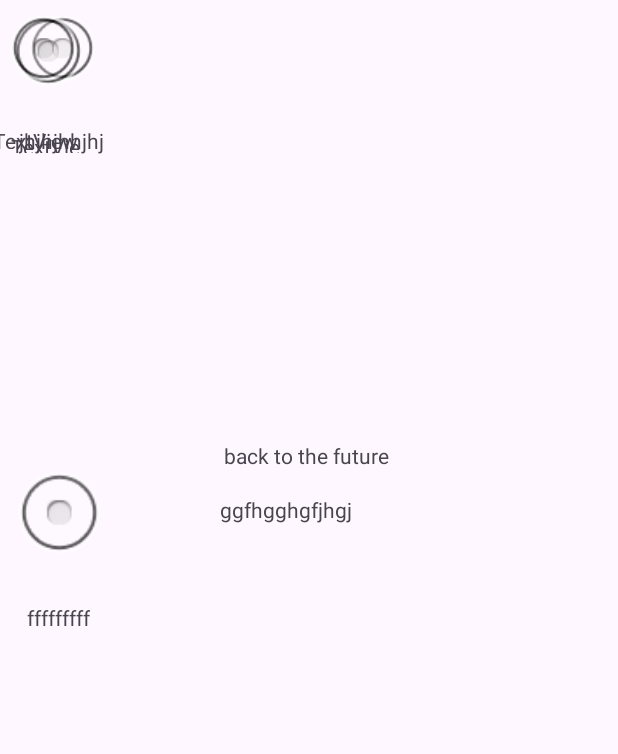
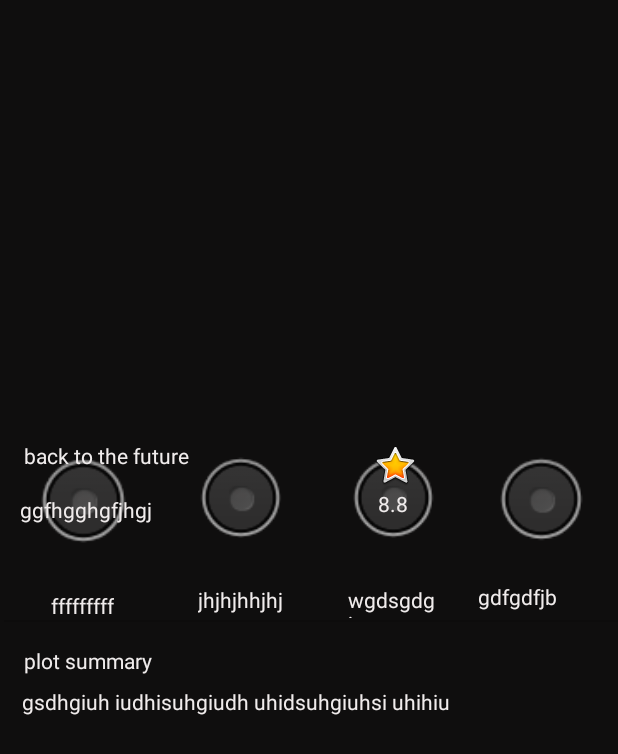
Before and after one commit to omerhagag2511/project03, an Android app: the screen it shows after launch (MainActivity), on a phone screen of 412 x 824 dp. Shown: the top 754 px of the screen. Run offline under Robolectric (Android 15) with nearby library versions, the phone set to English and light mode, and no system bars.

Commit message:
3rd commit

```diff
--- a/app/src/main/res/layout/activity_main.xml
+++ b/app/src/main/res/layout/activity_main.xml
@@ -5,34 +5,18 @@
     android:id="@+id/main"
     android:layout_width="match_parent"
     android:layout_height="match_parent"
+    android:background="#E9E2E2"
     tools:context=".MainActivity">
 
     <androidx.constraintlayout.widget.ConstraintLayout
         android:id="@+id/constraintLayout"
         android:layout_width="match_parent"
         android:layout_height="match_parent"
-        tools:layout_editor_absoluteX="-60dp"
-        tools:layout_editor_absoluteY="-35dp">
-
-        <TextView
-            android:id="@+id/textView"
-            android:layout_width="119dp"
-            android:layout_height="21dp"
-            android:layout_marginTop="16dp"
-            android:text="ggfhgghgfjhgj"
-            app:layout_constraintEnd_toEndOf="@+id/textView2"
-            app:layout_constraintStart_toStartOf="@+id/textView2"
-            app:layout_constraintTop_toBottomOf="@+id/textView2" />
-
-        <TextView
-            android:id="@+id/textView2"
-            android:layout_width="114dp"
-            android:layout_height="20dp"
-            android:layout_marginTop="16dp"
-            android:text="back to the future"
-            app:layout_constraintEnd_toEndOf="parent"
-            app:layout_constraintStart_toStartOf="parent"
-            app:layout_constraintTop_toBottomOf="@+id/imageView" />
+        android:background="#0F0E0E"
+        app:layout_constraintEnd_toEndOf="parent"
+        app:layout_constraintHorizontal_bias="1.0"
+        app:layout_constraintStart_toStartOf="parent"
+        tools:layout_editor_absoluteY="16dp">
 
         <ImageView
             android:id="@+id/imageView"
@@ -45,13 +29,24 @@
             app:layout_constraintTop_toTopOf="parent"
             tools:srcCompat="@tools:sample/avatars" />
 
+        <TextView
+            android:id="@+id/textView3"
+            android:layout_width="wrap_content"
+            android:layout_height="wrap_content"
+            android:layout_marginTop="16dp"
+            android:text="fffffffff"
+            android:textColor="#F0ECEC"
+            app:layout_constraintEnd_toEndOf="@+id/imageView3"
+            app:layout_constraintStart_toStartOf="@+id/imageView3"
+            app:layout_constraintTop_toBottomOf="@+id/imageView3" />
+
         <ImageView
             android:id="@+id/imageView2"
             android:layout_width="wrap_content"
             android:layout_height="wrap_content"
-            app:layout_constraintBottom_toTopOf="@+id/textView2"
+            app:layout_constraintBottom_toBottomOf="@+id/imageView"
+            app:layout_constraintStart_toStartOf="@+id/guideline20"
             app:layout_constraintTop_toBottomOf="@+id/imageView"
-            tools:layout_editor_absoluteX="16dp"
             tools:srcCompat="@tools:sample/avatars" />
 
         <ImageView
@@ -59,43 +54,37 @@
             android:layout_width="78dp"
             android:layout_height="84dp"
             android:layout_marginTop="16dp"
+            app:layout_constraintStart_toStartOf="@+id/guideline20"
             app:layout_constraintTop_toBottomOf="@+id/imageView2"
-            app:srcCompat="@android:drawable/btn_radio"
-            tools:layout_editor_absoluteX="16dp" />
-
-        <TextView
-            android:id="@+id/textView3"
-            android:layout_width="wrap_content"
-            android:layout_height="wrap_content"
-            android:layout_marginTop="16dp"
-            android:text="fffffffff"
-            app:layout_constraintEnd_toEndOf="@+id/imageView3"
-            app:layout_constraintStart_toStartOf="@+id/imageView3"
-            app:layout_constraintTop_toBottomOf="@+id/imageView3" />
+            app:srcCompat="@android:drawable/btn_radio" />
 
         <ImageView
             android:id="@+id/imageView4"
-            android:layout_width="82dp"
-            android:layout_height="68dp"
-            app:srcCompat="@android:drawable/btn_radio"
-            tools:layout_editor_absoluteX="119dp"
-            tools:layout_editor_absoluteY="371dp" />
+            android:layout_width="77dp"
+            android:layout_height="80dp"
+            app:layout_constraintEnd_toStartOf="@+id/imageView5"
+            app:layout_constraintHorizontal_bias="0.5"
+            app:layout_constraintStart_toEndOf="@+id/imageView3"
+            app:layout_constraintTop_toTopOf="@+id/imageView3"
+            app:srcCompat="@android:drawable/btn_radio" />
 
         <ImageView
             android:id="@+id/imageView5"
-            android:layout_width="63dp"
-            android:layout_height="72dp"
-            app:srcCompat="@android:drawable/btn_radio"
-            tools:layout_editor_absoluteX="218dp"
-            tools:layout_editor_absoluteY="372dp" />
+            android:layout_width="71dp"
+            android:layout_height="80dp"
+            app:layout_constraintEnd_toStartOf="@+id/imageView6"
+            app:layout_constraintHorizontal_bias="0.5"
+            app:layout_constraintStart_toEndOf="@+id/imageView4"
+            app:layout_constraintTop_toTopOf="@+id/imageView3"
+            app:srcCompat="@android:drawable/btn_radio" />
 
         <ImageView
             android:id="@+id/imageView6"
-            android:layout_width="57dp"
-            android:layout_height="68dp"
-            app:srcCompat="@android:drawable/btn_radio"
-            tools:layout_editor_absoluteX="313dp"
-            tools:layout_editor_absoluteY="372dp" />
+            android:layout_width="71dp"
+            android:layout_height="82dp"
+            app:layout_constraintEnd_toStartOf="@+id/guideline21"
+            app:layout_constraintTop_toTopOf="@+id/imageView3"
+            app:srcCompat="@android:drawable/btn_radio" />
 
         <TextView
             android:id="@+id/textView4"
@@ -103,29 +92,126 @@
             android:layout_height="wrap_content"
             android:layout_marginTop="16dp"
             android:text="jhjhjhhjhj"
+            android:textColor="#F0ECEC"
             app:layout_constraintEnd_toEndOf="@+id/imageView4"
             app:layout_constraintStart_toStartOf="@+id/imageView4"
             app:layout_constraintTop_toBottomOf="@+id/imageView4" />
 
         <TextView
             android:id="@+id/textView6"
-            android:layout_width="49dp"
-            android:layout_height="14dp"
+            android:layout_width="59dp"
+            android:layout_height="22dp"
             android:layout_marginTop="16dp"
-            android:text="TextView"
+            android:text="wgdsgdgj"
+            android:textColor="#F0ECEC"
             app:layout_constraintEnd_toEndOf="@+id/imageView5"
             app:layout_constraintStart_toStartOf="@+id/imageView5"
             app:layout_constraintTop_toBottomOf="@+id/imageView5" />
 
         <TextView
             android:id="@+id/textView5"
-            android:layout_width="67dp"
-            android:layout_height="15dp"
-            android:layout_marginTop="16dp"
-            android:text="TextView"
+            android:layout_width="77dp"
+            android:layout_height="20dp"
+            android:layout_marginTop="12dp"
+            android:text="gdfgdfjb"
+            android:textColor="#F0ECEC"
             app:layout_constraintEnd_toEndOf="@+id/imageView6"
+            app:layout_constraintHorizontal_bias="1.0"
             app:layout_constraintStart_toStartOf="@+id/imageView6"
             app:layout_constraintTop_toBottomOf="@+id/imageView6" />
+
+        <View
+            android:id="@+id/divider"
+            android:layout_width="409dp"
+            android:layout_height="1dp"
+            android:background="?android:attr/listDivider"
+            app:layout_constraintEnd_toEndOf="parent"
+            app:layout_constraintHorizontal_bias="1.0"
+            app:layout_constraintStart_toStartOf="parent"
+            app:layout_constraintTop_toBottomOf="@+id/textView3" />
+
+        <TextView
+            android:id="@+id/textView7"
+            android:layout_width="wrap_content"
+            android:layout_height="wrap_content"
+            android:layout_marginTop="16dp"
+            android:text="plot summary"
+            android:textColor="#F0ECEC"
+            app:layout_constraintStart_toStartOf="@+id/guideline20"
+            app:layout_constraintTop_toBottomOf="@+id/divider" />
+
+        <TextView
+            android:id="@+id/textView8"
+            android:layout_width="383dp"
+            android:layout_height="0dp"
+            android:layout_marginTop="8dp"
+            android:text="gsdhgiuh iudhisuhgiudh uhidsuhgiuhsi uhihiu"
+            android:textColor="#F0ECEC"
+            app:layout_constraintEnd_toStartOf="@+id/guideline21"
+            app:layout_constraintStart_toStartOf="@+id/guideline20"
+            app:layout_constraintTop_toBottomOf="@+id/textView7" />
+
+        <androidx.constraintlayout.widget.Guideline
+            android:id="@+id/guideline21"
+            android:layout_width="wrap_content"
+            android:layout_height="wrap_content"
+            android:orientation="vertical"
+            app:layout_constraintGuide_end="16dp" />
+
+        <androidx.constraintlayout.widget.Guideline
+            android:id="@+id/guideline20"
+            android:layout_width="wrap_content"
+            android:layout_height="wrap_content"
+            android:orientation="vertical"
+            app:layout_constraintGuide_begin="16dp" />
+
+        <ImageView
+            android:id="@+id/imageView7"
+            android:layout_width="wrap_content"
+            android:layout_height="wrap_content"
+            android:layout_marginTop="16dp"
+            app:layout_constraintEnd_toStartOf="@+id/guideline21"
+            app:layout_constraintStart_toEndOf="@+id/textView2"
+            app:layout_constraintTop_toBottomOf="@+id/imageView"
+            app:srcCompat="@android:drawable/btn_star_big_on" />
+
+        <TextView
+            android:id="@+id/textView9"
+            android:layout_width="23dp"
+            android:layout_height="23dp"
+            android:text="8.8"
+            android:textColor="#F0ECEC"
+            app:layout_constraintEnd_toEndOf="@+id/imageView7"
+            app:layout_constraintStart_toStartOf="@+id/imageView7"
+            app:layout_constraintTop_toBottomOf="@+id/imageView7" />
+
+        <androidx.constraintlayout.widget.Barrier
+            android:layout_width="wrap_content"
+            android:layout_height="wrap_content"
+            app:barrierDirection="right"
+            app:constraint_referenced_ids="textView,textView2" />
+
+        <TextView
+            android:id="@+id/textView"
+            android:layout_width="119dp"
+            android:layout_height="21dp"
+            android:layout_marginTop="16dp"
+            android:text="ggfhgghgfjhgj"
+            android:textColor="#F0ECEC"
+            app:layout_constraintEnd_toEndOf="@+id/textView2"
+            app:layout_constraintStart_toStartOf="@+id/textView2"
+            app:layout_constraintTop_toBottomOf="@+id/textView2" />
+
+        <TextView
+            android:id="@+id/textView2"
+            android:layout_width="114dp"
+            android:layout_height="20dp"
+            android:layout_marginTop="16dp"
+            android:text="back to the future"
+            android:textColor="#F0ECEC"
+            app:layout_constraintStart_toEndOf="@+id/imageView2"
+            app:layout_constraintTop_toBottomOf="@+id/imageView" />
+
     </androidx.constraintlayout.widget.ConstraintLayout>
 
 </androidx.constraintlayout.widget.ConstraintLayout>
```
